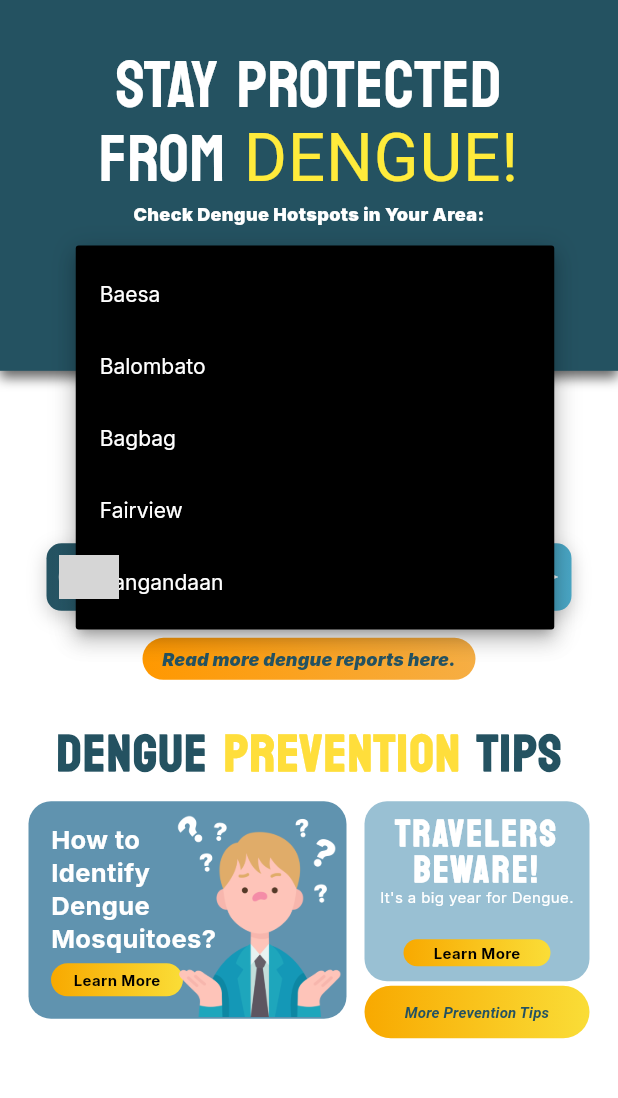
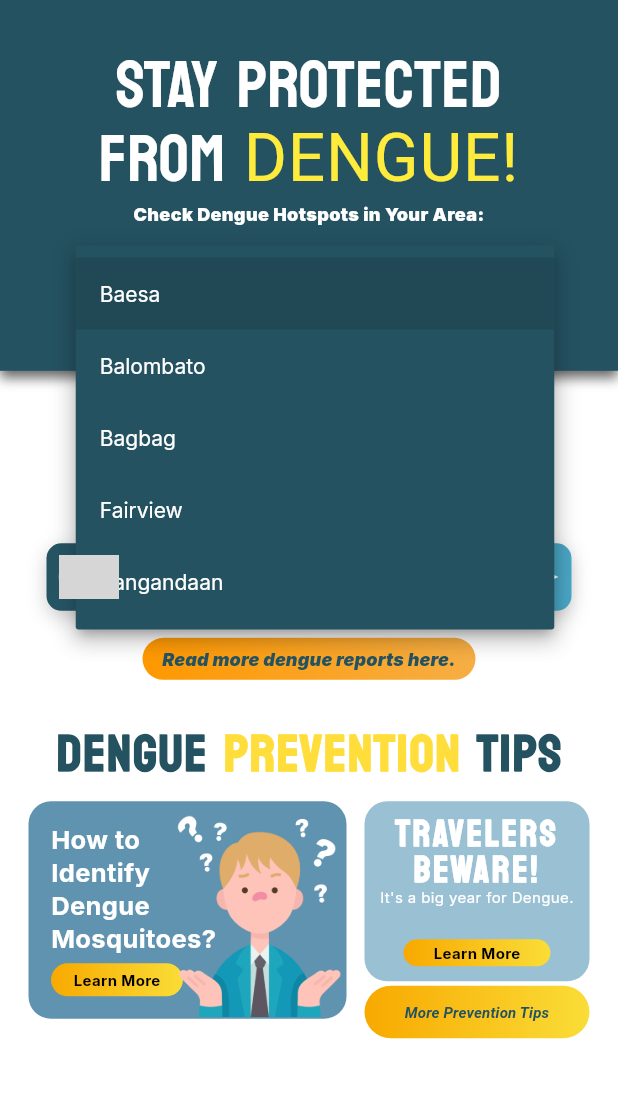
Before and after one commit to neomdavid/buzzmap, a Flutter app: the screen it shows after launch, after a tap on "Select Location", on a phone screen of 412 x 824 dp, the part 84-1182 px from its top. Run offline on Flutter 3.47's test engine with Material 3 defaults, Android fonts, the phone set to English and light mode, and no system bars; our stand-ins replace cached_network_image, flutter_svg; network calls fail; grey boxes are pictures that could not be loaded.

Commit message:
BASE APP CHANGES

```diff
--- a/lib/pages/home_screen.dart
+++ b/lib/pages/home_screen.dart
@@ -1,3 +1,5 @@
+import 'package:buzzmap/pages/prevention_screen.dart';
+import 'package:buzzmap/pages/community_screen.dart';
 import 'package:flutter/material.dart';
 import 'package:buzzmap/widgets/appbar/custom_app_bar.dart';
 import 'package:flutter_svg/flutter_svg.dart';
@@ -125,7 +127,7 @@ class HomeScreen extends StatelessWidget {
                           fontFamily: 'Koulen',
                           height: 1),
                     ),
-                    _buildAwarenessSection(colorScheme),
+                    _buildAwarenessSection(context, colorScheme),
                     RichText(
                       text: TextSpan(
                         children: [
@@ -162,7 +164,7 @@ class HomeScreen extends StatelessWidget {
                         ],
                       ),
                     ),
-                    _buildPreventionCards(colorScheme),
+                    _buildPreventionCards(context,colorScheme),
                   ],
                 ),
               ),
@@ -173,7 +175,7 @@ class HomeScreen extends StatelessWidget {
     );
   }
 
-  Widget _buildPreventionCards(ColorScheme colorScheme) {
+  Widget _buildPreventionCards(BuildContext context, ColorScheme colorScheme) {
     return Column(
       children: [
         Row(
@@ -213,7 +215,12 @@ class HomeScreen extends StatelessWidget {
                     borderRadius: BorderRadius.circular(30),
                   ),
                    child: ElevatedButton(
-                    onPressed: () {},
+    onPressed: () {
+      Navigator.push(
+        context,
+        MaterialPageRoute(builder: (context) => PreventionScreen()), // Replace with your actual page widget
+      );
+    },
     style: ElevatedButton.styleFrom(
       backgroundColor: Colors.transparent,
       shadowColor: Colors.transparent,
@@ -436,7 +443,7 @@ class HomeScreen extends StatelessWidget {
           child: DropdownButton<String>(
             isExpanded: true,
             padding: EdgeInsets.zero,
-            dropdownColor: Colors.black,
+            dropdownColor: Color.fromRGBO(36, 82, 97, 1),
             underline: const SizedBox(),
             icon: const Icon(Icons.arrow_drop_down, color: Colors.white),
             iconSize: 24,
@@ -474,7 +481,7 @@ class HomeScreen extends StatelessWidget {
     );
   }
 
-  Widget _buildAwarenessSection(ColorScheme colorScheme) {
+  Widget _buildAwarenessSection(BuildContext context, ColorScheme colorScheme) {
     return Column(
       children: [
         const SizedBox(height: 12),
@@ -555,7 +562,12 @@ class HomeScreen extends StatelessWidget {
           width: 250,
           height: 40,
           child: ElevatedButton(
-            onPressed: () {},
+            onPressed: () {     Navigator.push(
+        context,
+        MaterialPageRoute(builder: (context) => CommunityScreen()), // Ensure this screen exists
+      );
+    },
+
             style: ElevatedButton.styleFrom(
               foregroundColor: Colors.white,
               padding: const EdgeInsets.symmetric(horizontal: 14, vertical: 6),
--- a/lib/pages/mapping_screen.dart
+++ b/lib/pages/mapping_screen.dart
@@ -114,7 +114,7 @@ class MappingScreen extends StatelessWidget {
           child: DropdownButton<String>(
             isExpanded: true,
             padding: EdgeInsets.zero,
-            dropdownColor: Colors.black,
+            dropdownColor: Color.fromRGBO(36, 82, 97, 1),
             underline: const SizedBox(),
             icon: const Icon(Icons.arrow_drop_down, color: Colors.white),
             iconSize: 24,
--- a/lib/pages/prevention_screen.dart
+++ b/lib/pages/prevention_screen.dart
@@ -234,7 +234,7 @@ class PreventionScreen extends StatelessWidget {
                                   width: 45,
                                   height: 45,
                                   alignment: Alignment.center,
-                                  color: const Color(0xFF245261),
+                                  color: Colors.yellow ,
                                   child: const Icon(Icons.arrow_forward,
                                       color: Colors.black),
                                 )))
--- a/pubspec.yaml
+++ b/pubspec.yaml
@@ -39,6 +39,7 @@ dependencies:
   # The following adds the Cupertino Icons font to your application.
   # Use with the CupertinoIcons class for iOS style icons.
   cupertino_icons: ^1.0.8
+  flutter_map: ^8.1.1
 
 dev_dependencies:
   flutter_test:
```
Also changed, not shown: pubspec.lock, 126 other files. Lines whose indentation alone changed are shown as unchanged.
